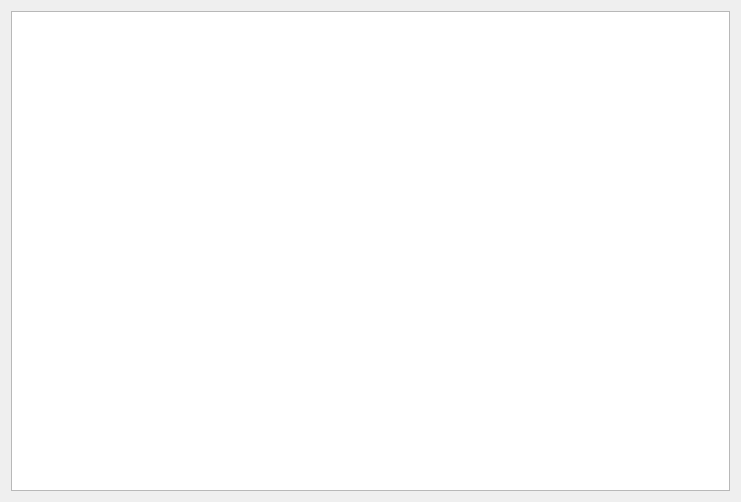
This is StaffTable.ui in FediiBohdan/TechService as Qt 5 draws it before an edit. The edited form follows.
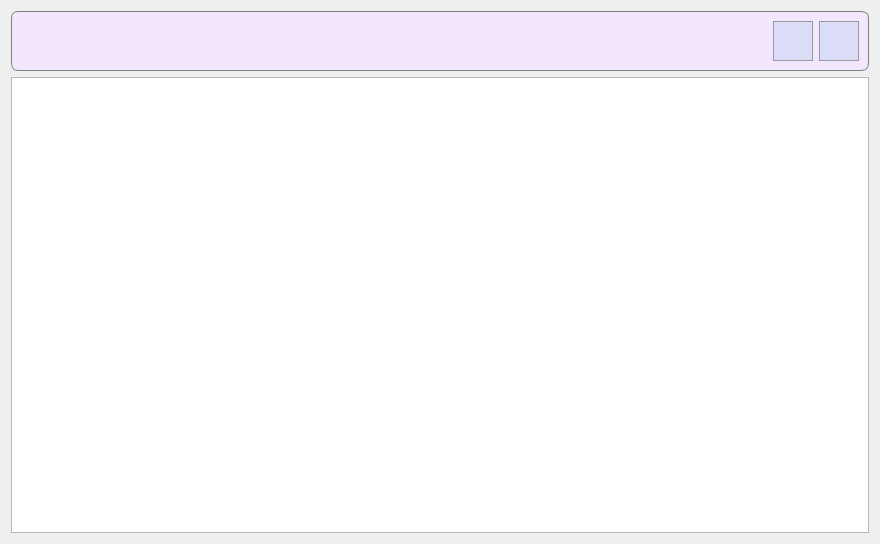
This is the edited form. Icons and pictures are not drawn.

What changed in the file:
```diff
--- a/StaffTable.ui
+++ b/StaffTable.ui
@@ -6,8 +6,8 @@
    <rect>
     <x>0</x>
     <y>0</y>
-    <width>741</width>
-    <height>502</height>
+    <width>880</width>
+    <height>544</height>
    </rect>
   </property>
   <property name="windowTitle">
@@ -17,8 +17,130 @@
    <iconset resource="images.qrc">
     <normaloff>:/images/autoService-logo.png</normaloff>:/images/autoService-logo.png</iconset>
   </property>
-  <layout class="QGridLayout" name="gridLayout">
+  <layout class="QGridLayout" name="gridLayout_2">
    <item row="0" column="0">
+    <widget class="QFrame" name="frame">
+     <property name="minimumSize">
+      <size>
+       <width>0</width>
+       <height>60</height>
+      </size>
+     </property>
+     <property name="styleSheet">
+      <string notr="true">QFrame {
+background-color: #f2e7ff;
+border: 1px solid grey;
+border-radius: 7px;
+}</string>
+     </property>
+     <property name="frameShape">
+      <enum>QFrame::StyledPanel</enum>
+     </property>
+     <property name="frameShadow">
+      <enum>QFrame::Raised</enum>
+     </property>
+     <layout class="QGridLayout" name="gridLayout">
+      <item row="0" column="2">
+       <widget class="QPushButton" name="updateButton">
+        <property name="minimumSize">
+         <size>
+          <width>40</width>
+          <height>40</height>
+         </size>
+        </property>
+        <property name="statusTip">
+         <string>Обновить</string>
+        </property>
+        <property name="styleSheet">
+         <string notr="true">QPushButton {
+	background-color: #dbdcf7;
+	border: 1px solid #999999;
+}
+
+QPushButton:hover {
+	background-color: #d5d6f0;
+	border: 1px solid #acacac;
+}
+
+QPushButton:pressed {
+	background-color: #cbcde6;
+	border: 2px solid #999999;
+}</string>
+        </property>
+        <property name="text">
+         <string/>
+        </property>
+        <property name="icon">
+         <iconset resource="images.qrc">
+          <normaloff>:/images/refresh.png</normaloff>:/images/refresh.png</iconset>
+        </property>
+        <property name="iconSize">
+         <size>
+          <width>30</width>
+          <height>30</height>
+         </size>
+        </property>
+       </widget>
+      </item>
+      <item row="0" column="1">
+       <widget class="QPushButton" name="addWorkerButton">
+        <property name="minimumSize">
+         <size>
+          <width>40</width>
+          <height>40</height>
+         </size>
+        </property>
+        <property name="statusTip">
+         <string>Добавить работника СТО</string>
+        </property>
+        <property name="styleSheet">
+         <string notr="true">QPushButton {
+	background-color: #dbdcf7;
+	border: 1px solid #999999;
+}
+
+QPushButton:hover {
+	background-color: #d5d6f0;
+	border: 1px solid #acacac;
+}
+
+QPushButton:pressed {
+	background-color: #cbcde6;
+	border: 2px solid #999999;
+}</string>
+        </property>
+        <property name="text">
+         <string/>
+        </property>
+        <property name="icon">
+         <iconset resource="images.qrc">
+          <normaloff>:/images/addWorker.png</normaloff>:/images/addWorker.png</iconset>
+        </property>
+        <property name="iconSize">
+         <size>
+          <width>33</width>
+          <height>33</height>
+         </size>
+        </property>
+       </widget>
+      </item>
+      <item row="0" column="0">
+       <spacer name="horizontalSpacer">
+        <property name="orientation">
+         <enum>Qt::Horizontal</enum>
+        </property>
+        <property name="sizeHint" stdset="0">
+         <size>
+          <width>40</width>
+          <height>20</height>
+         </size>
+        </property>
+       </spacer>
+      </item>
+     </layout>
+    </widget>
+   </item>
+   <item row="1" column="0">
     <widget class="QTableView" name="tableView"/>
    </item>
   </layout>
```
